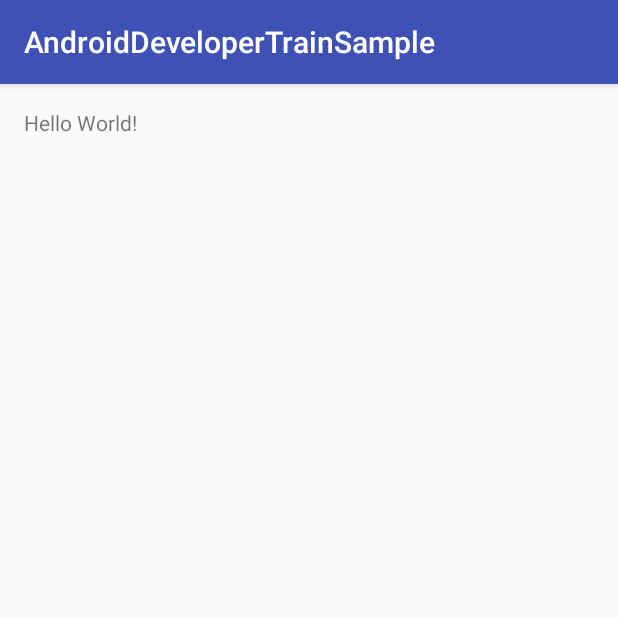
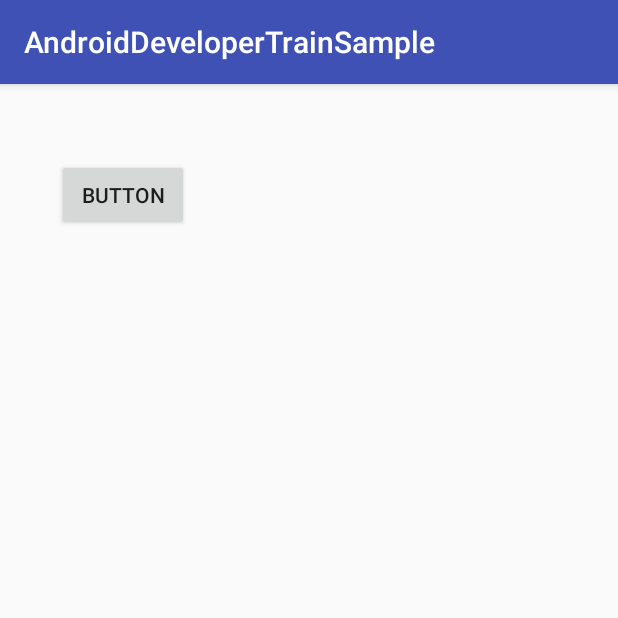
Before and after one commit to quhuainan/AndroidDeveloperTrainSample, an Android app: the screen it shows after launch (MainActivity), on a phone screen of 412 x 824 dp, the top half of it. Run offline under Robolectric (Android 15) with nearby library versions, the phone set to English and light mode, and no system bars; our stand-ins replace ButterKnife.

```diff
--- a/app/src/main/java/com/qhn/bhne/androiddevelopertrainsample/MainActivity.java
+++ b/app/src/main/java/com/qhn/bhne/androiddevelopertrainsample/MainActivity.java
@@ -1,7 +1,11 @@
 package com.qhn.bhne.androiddevelopertrainsample;
 
+import android.content.Intent;
+import android.os.Bundle;
 import android.support.v7.app.AppCompatActivity;
-import android.os.Bundle;
+
+import butterknife.ButterKnife;
+import butterknife.OnClick;
 
 public class MainActivity extends AppCompatActivity {
 
@@ -9,5 +13,17 @@ public class MainActivity extends AppCompatActivity {
     protected void onCreate(Bundle savedInstanceState) {
         super.onCreate(savedInstanceState);
         setContentView(R.layout.activity_main);
+        ButterKnife.bind(this);
+    }
+
+    @OnClick(R.id.btn_send_text)
+    public void onClick() {
+        Intent ine=new Intent();
+        ine.setAction(Intent.ACTION_SEND);
+        ine.putExtra(Intent.EXTRA_TEXT,"第一次分享数据");
+        ine.setType("text/plain");
+        //startActivity(ine);
+
+        startActivity(Intent.createChooser(ine,"哈哈"));
     }
 }
--- a/app/src/main/res/layout/activity_main.xml
+++ b/app/src/main/res/layout/activity_main.xml
@@ -10,8 +10,16 @@
     android:paddingTop="@dimen/activity_vertical_margin"
     tools:context="com.qhn.bhne.androiddevelopertrainsample.MainActivity">
 
-    <TextView
+
+    <Button
+        android:text="Button"
         android:layout_width="wrap_content"
         android:layout_height="wrap_content"
-        android:text="Hello World!" />
+        android:layout_alignParentTop="true"
+        android:layout_alignParentLeft="true"
+        android:layout_alignParentStart="true"
+        android:layout_marginLeft="22dp"
+        android:layout_marginStart="22dp"
+        android:layout_marginTop="34dp"
+        android:id="@+id/btn_send_text" />
 </RelativeLayout>
--- a/settings.gradle
+++ b/settings.gradle
@@ -1 +1 @@
-include ':app'
+include ':app', ':androidadvance'
```
Also changed, not shown: app/build.gradle (+7 -4 lines).
